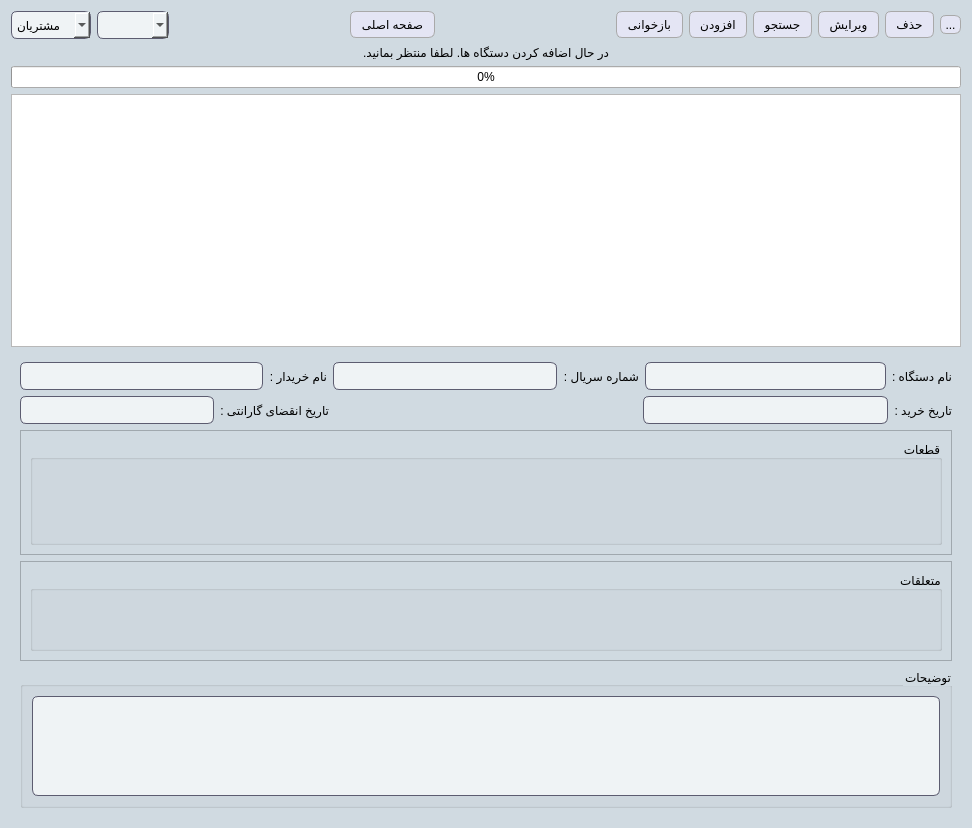
Old version of the form tables.ui in the repository kia-far/QtDBS.
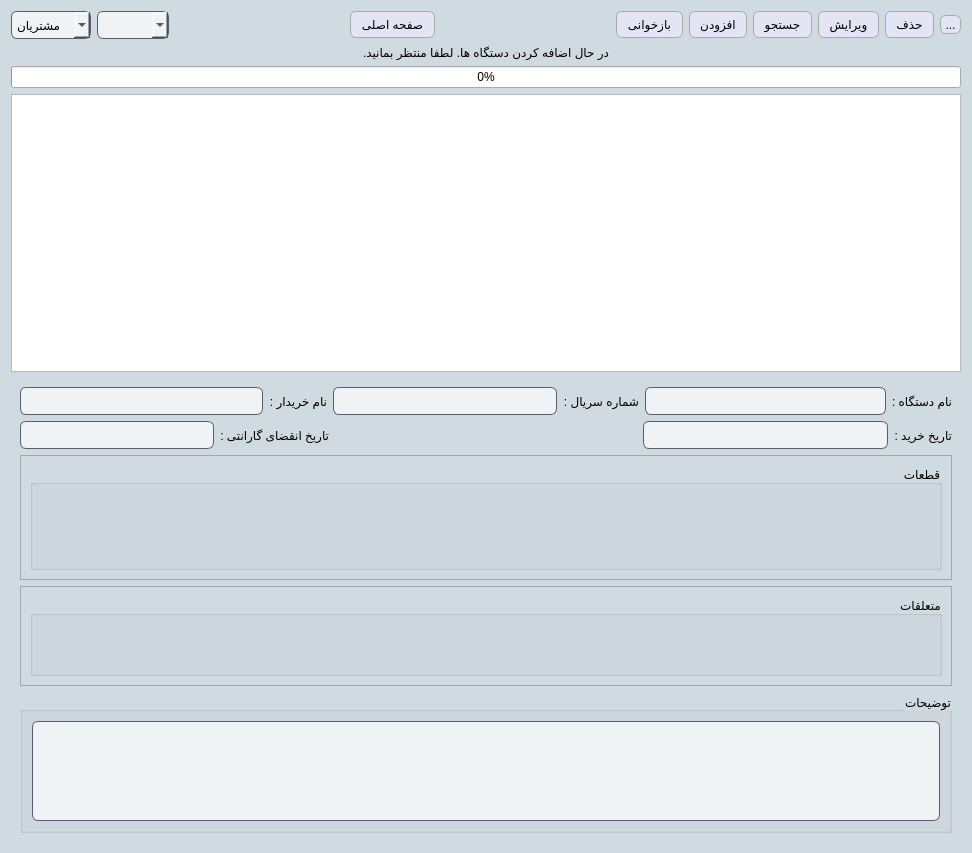
New version of the form.

Patch:
```diff
--- a/tables.ui
+++ b/tables.ui
@@ -7,7 +7,7 @@
     <x>0</x>
     <y>0</y>
     <width>972</width>
-    <height>828</height>
+    <height>853</height>
    </rect>
   </property>
   <property name="windowTitle">
@@ -711,6 +711,12 @@
         <layout class="QHBoxLayout" name="horizontalLayout_9">
          <item>
           <widget class="QTextBrowser" name="form_description">
+           <property name="minimumSize">
+            <size>
+             <width>0</width>
+             <height>100</height>
+            </size>
+           </property>
            <property name="maximumSize">
             <size>
              <width>16777215</width>
```
